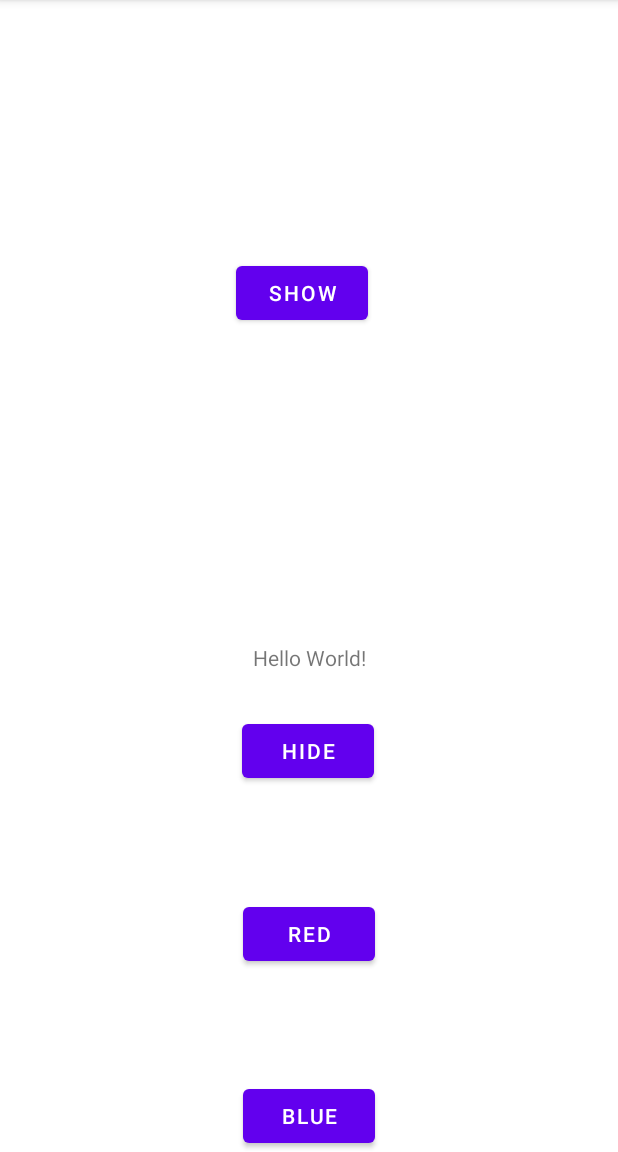
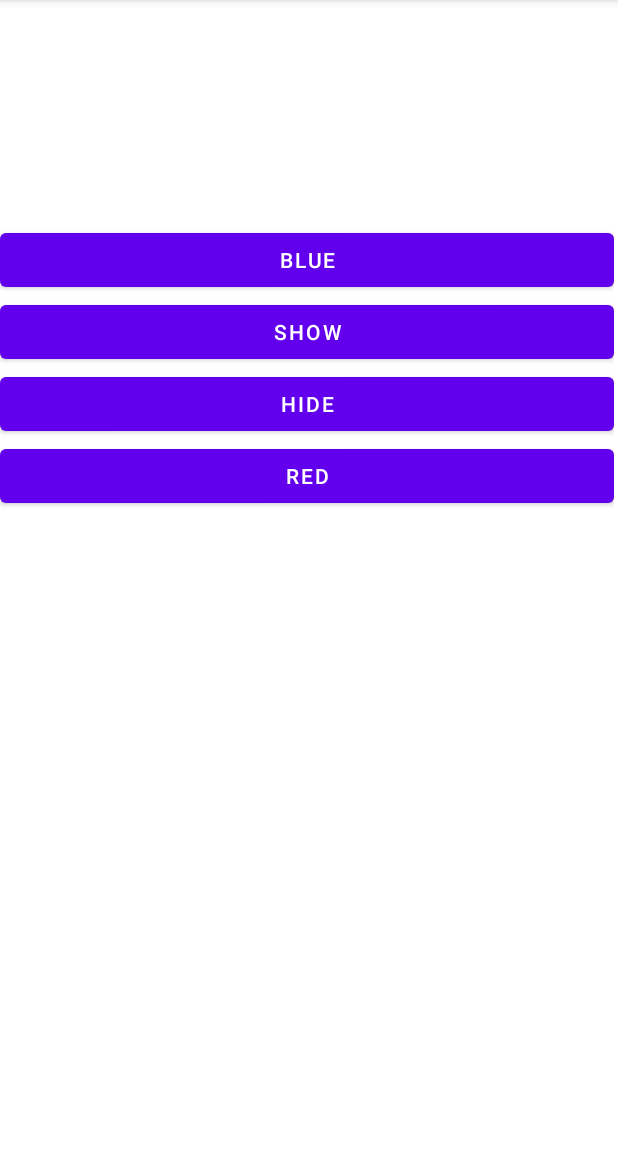
Before and after one commit to AlejandroSobral/MyKotlin, an Android app: the screen it shows after launch (MainActivity), after a tap on "RED", on a phone screen of 412 x 824 dp, the part 84-1236 px from its top. Run offline under Robolectric (Android 15) with nearby library versions, the phone set to English and light mode, and no system bars; 3 other taps on this screen came first.

Commit message:
Set buttons

```diff
--- a/app/src/main/java/com/utn/firstapp/MainActivity.kt
+++ b/app/src/main/java/com/utn/firstapp/MainActivity.kt
@@ -14,7 +14,7 @@ class MainActivity : AppCompatActivity() {
     private lateinit var btnRed: Button
     private lateinit var btnBlue: Button
 
-    var labelText: String = "Hi Text "
+    var labelText: String = "Appearing test"
     var labelTextVoid: String = ""
 
     override fun onCreate(savedInstanceState: Bundle?) {
@@ -28,6 +28,7 @@ class MainActivity : AppCompatActivity() {
         btnBlue = findViewById(R.id.btnBlue)
 
 
+
         btnShow.setOnClickListener {
             label.text = labelText
         }
@@ -37,7 +38,7 @@ class MainActivity : AppCompatActivity() {
         }
 
         btnRed.setOnClickListener {
-            label.setTextColor(Color.parseColor("#0aad3f"))
+            label.setTextColor(Color.parseColor("#0afd3f"))
         }
 
         btnBlue.setOnClickListener {
--- a/app/src/main/res/layout/activity_main.xml
+++ b/app/src/main/res/layout/activity_main.xml
@@ -6,29 +6,6 @@
     android:layout_height="match_parent"
     tools:context=".MainActivity">
 
-    <Button
-        android:id="@+id/btnHide"
-        android:layout_width="wrap_content"
-        android:layout_height="wrap_content"
-        android:text="Hide"
-        app:layout_constraintBottom_toTopOf="@+id/btnBlue"
-        app:layout_constraintEnd_toEndOf="parent"
-        app:layout_constraintHorizontal_bias="0.498"
-        app:layout_constraintStart_toStartOf="parent"
-        app:layout_constraintTop_toBottomOf="@+id/MyFirstTextView"
-        app:layout_constraintVertical_bias="0.298" />
-
-    <TextView
-        android:id="@+id/textView3"
-        android:layout_width="wrap_content"
-        android:layout_height="wrap_content"
-        android:text="Hello World!"
-        app:layout_constraintBottom_toTopOf="@+id/btnHide"
-        app:layout_constraintEnd_toEndOf="parent"
-        app:layout_constraintStart_toStartOf="parent"
-        app:layout_constraintTop_toBottomOf="@+id/MyFirstTextView"
-        app:layout_constraintVertical_bias="0.544" />
-
     <TextView
         android:id="@+id/MyFirstTextView"
         android:layout_width="wrap_content"
@@ -36,39 +13,41 @@
         android:text="MyFirstTextView"
         app:layout_constraintBottom_toBottomOf="@+id/btnBlue"
         app:layout_constraintEnd_toEndOf="parent"
-        app:layout_constraintHorizontal_bias="0.513"
         app:layout_constraintStart_toStartOf="parent"
-        app:layout_constraintTop_toTopOf="parent" />
+        app:layout_constraintTop_toTopOf="parent"
+        app:layout_constraintVertical_bias="0.067" />
 
-    <Button
-        android:id="@+id/btnRed"
-        android:layout_width="wrap_content"
-        android:layout_height="wrap_content"
-        android:text="RED"
-        app:layout_constraintBottom_toTopOf="@+id/btnBlue"
-        app:layout_constraintEnd_toEndOf="parent"
-        app:layout_constraintStart_toStartOf="parent"
-        app:layout_constraintTop_toBottomOf="@+id/btnHide" />
+    <LinearLayout
+        android:layout_width="409dp"
+        android:layout_height="489dp"
+        android:orientation="vertical"
+        app:layout_constraintBottom_toBottomOf="parent"
+        app:layout_constraintTop_toBottomOf="@+id/MyFirstTextView"
+        tools:layout_editor_absoluteX="1dp">
 
-    <Button
-        android:id="@+id/btnBlue"
-        android:layout_width="wrap_content"
-        android:layout_height="wrap_content"
-        android:text="Blue"
-        app:layout_constraintBottom_toBottomOf="parent"
-        app:layout_constraintEnd_toEndOf="parent"
-        app:layout_constraintStart_toStartOf="parent" />
+        <Button
+            android:id="@+id/btnBlue"
+            android:layout_width="match_parent"
+            android:layout_height="wrap_content"
+            android:text="Blue" />
 
-    <Button
-        android:id="@+id/btnShow"
-        android:layout_width="wrap_content"
-        android:layout_height="wrap_content"
-        android:layout_marginTop="16dp"
-        android:text="SHOW"
-        app:layout_constraintBottom_toTopOf="@+id/MyFirstTextView"
-        app:layout_constraintEnd_toEndOf="parent"
-        app:layout_constraintHorizontal_bias="0.486"
-        app:layout_constraintStart_toStartOf="parent"
-        app:layout_constraintTop_toTopOf="parent" />
+        <Button
+            android:id="@+id/btnShow"
+            android:layout_width="match_parent"
+            android:layout_height="wrap_content"
+            android:text="SHOW" />
+
+        <Button
+            android:id="@+id/btnHide"
+            android:layout_width="match_parent"
+            android:layout_height="wrap_content"
+            android:text="Hide" />
+
+        <Button
+            android:id="@+id/btnRed"
+            android:layout_width="match_parent"
+            android:layout_height="wrap_content"
+            android:text="RED" />
+    </LinearLayout>
 
 </androidx.constraintlayout.widget.ConstraintLayout>
```
